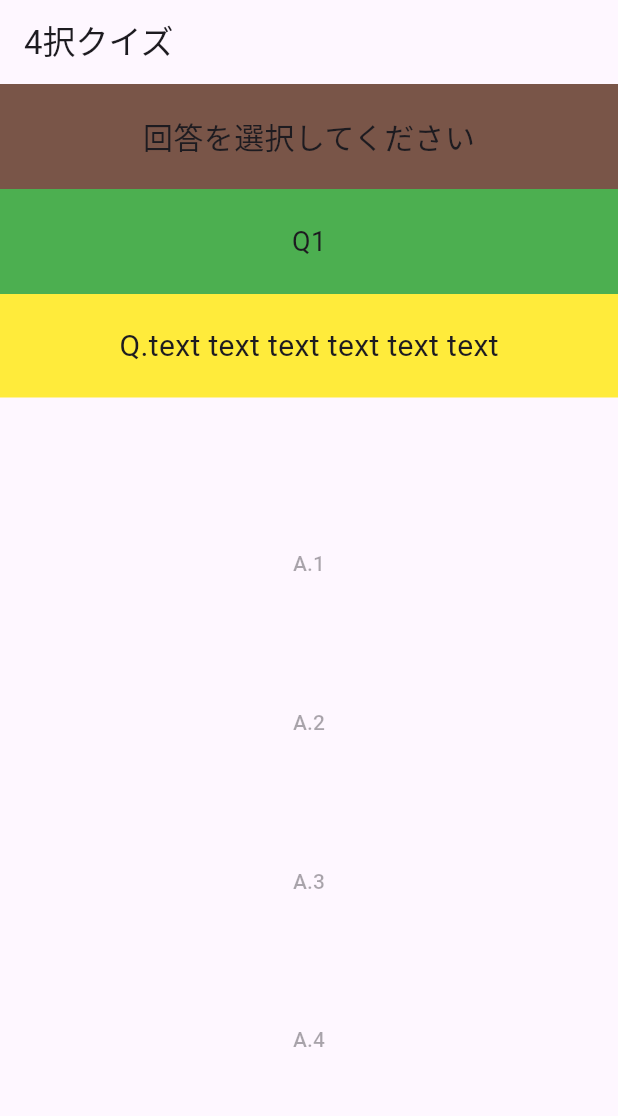
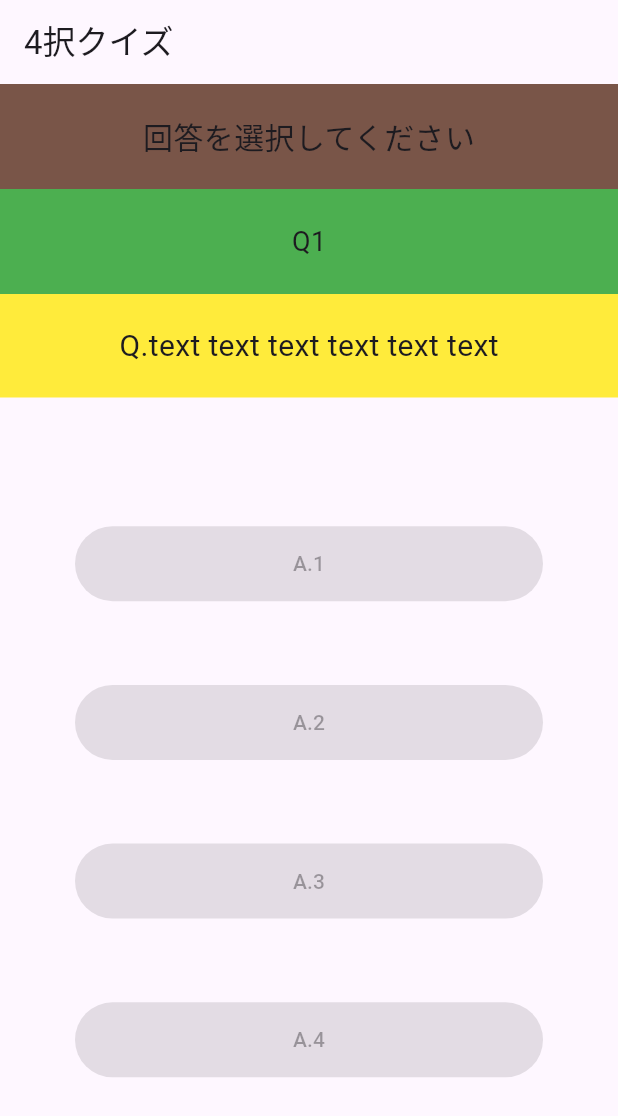
Before and after one commit to shim369/Flutter-Quiz-App, a Flutter app: the screen it shows after launch, on a phone screen of 412 x 824 dp. Shown: the top 1116 px of the screen. Run offline on Flutter 3.47's test engine with Material 3 defaults, Android fonts, the phone set to English and light mode, and no system bars.

Commit message:
add code

```diff
--- a/lib/main.dart
+++ b/lib/main.dart
@@ -71,7 +71,7 @@ class MyHomePage extends StatelessWidget {
                     SizedBox(
                         width: double.infinity,
                         height: 50,
-                        child: TextButton(
+                        child: ElevatedButton(
                           onPressed: null,
                           child: Text('A.1'),
                         )
@@ -79,7 +79,7 @@ class MyHomePage extends StatelessWidget {
                     SizedBox(
                       width: double.infinity,
                       height: 50,
-                      child: TextButton(
+                      child: ElevatedButton(
                         onPressed: null,
                         child: Text('A.2'),
                       ),
@@ -87,7 +87,7 @@ class MyHomePage extends StatelessWidget {
                     SizedBox(
                       width: double.infinity,
                       height: 50,
-                      child: TextButton(
+                      child: ElevatedButton(
                         onPressed: null,
                         child: Text('A.3'),
                       ),
@@ -95,7 +95,7 @@ class MyHomePage extends StatelessWidget {
                     SizedBox(
                       width: double.infinity,
                       height: 50,
-                      child: TextButton(
+                      child: ElevatedButton(
                         onPressed: null,
                         child: Text('A.4'),
                       ),
```
